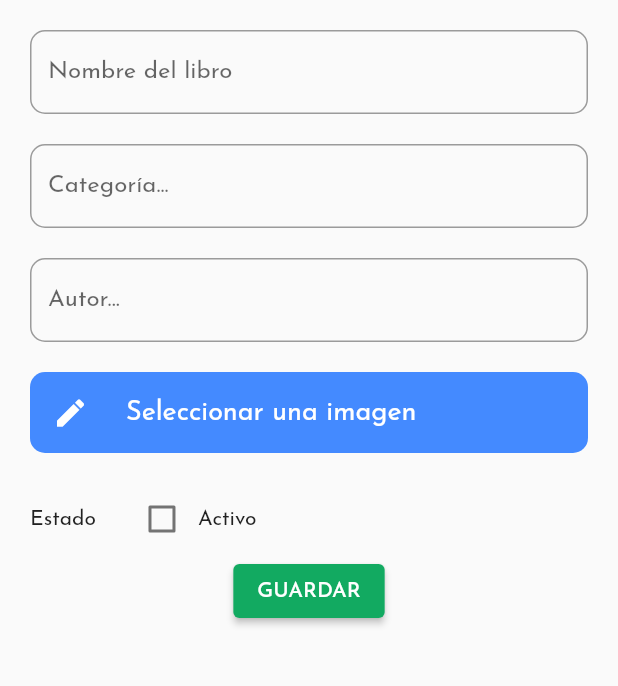
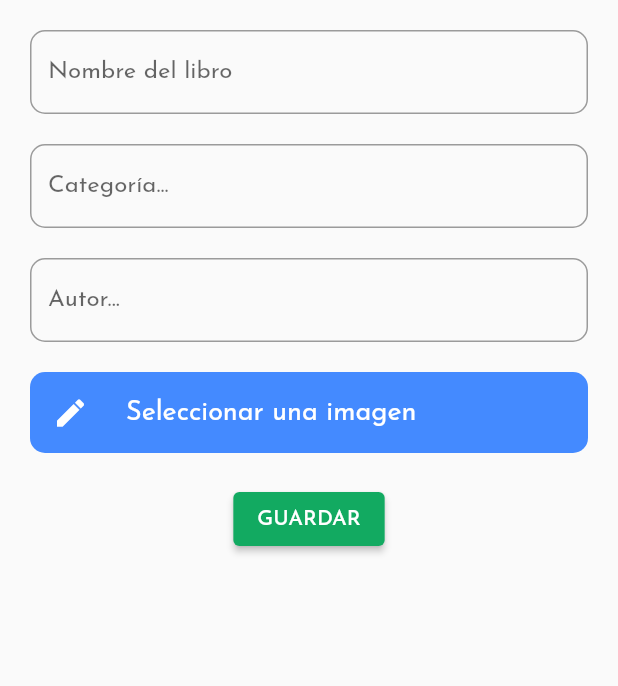
Before and after one commit to inmtlux/flutterapp, a Flutter app: the LibroFormScreen screen opened by its route, on a phone screen of 412 x 824 dp, the part 198-884 px from its top. Run offline on Flutter 3.47's test engine with Material 2 defaults, Android fonts, the phone set to English and light mode, and no system bars; our stand-ins replace animated_splash_screen, card_swiper, charts_flutter, dio, font_awesome_flutter, google_fonts and 1 more; network calls fail.

Commit message:
registro-form

```diff
--- a/flutterapp/lib/screens/libro_form_screen.dart
+++ b/flutterapp/lib/screens/libro_form_screen.dart
@@ -31,7 +31,6 @@ class _LibroFormScreen extends State<LibroFormScreen> {
   final txtImagen = TextEditingController();
   final txtCategoria = TextEditingController();
   final txtLibroId= TextEditingController();
-  bool? _estadoActivo = false;
   File? imagen;
   final picker = ImagePicker();
 
@@ -112,7 +111,7 @@ class _LibroFormScreen extends State<LibroFormScreen> {
       appBar: AppBar(
         title: Text('REGISTRO DE LIBROS'),backgroundColor: Colors.blueAccent,
       ),
-      body: Container(
+      body: SingleChildScrollView(
         padding: const EdgeInsets.all(20.0),
         child: Form(
           key: _formKey,
@@ -205,23 +204,7 @@ class _LibroFormScreen extends State<LibroFormScreen> {
             SizedBox(
               height: 20,
             ),
-            Row(
-              children: <Widget>[
-                Text('Estado'),
-                SizedBox(
-                  width: 20,
-                ),
-                Checkbox(
-                    value: _estadoActivo,
-                    onChanged: (value) {
-                      setState(() {
-                        _estadoActivo = value;
-                        print('_estadoActivo: ${_estadoActivo}');
-                      });
-                    }),
-                Text('Activo')
-              ],
-            ),
+
             Container(
               child: ElevatedButton(
                 child: const Text('GUARDAR'),
--- a/flutterapp/lib/screens/registro_libros_screen.dart
+++ b/flutterapp/lib/screens/registro_libros_screen.dart
@@ -6,6 +6,7 @@ import 'package:provider/provider.dart';
 import '../widgets/menu_lateral.dart';
 import 'package:card_swiper/card_swiper.dart';
 import '../search/libro_search_delegate.dart';
+import 'package:primera_prueba/screens/libro_update_form.dart';
 
 class RegistroScreen extends StatefulWidget {
   @override
@@ -166,7 +167,7 @@ class _cardLibros extends StatelessWidget {
                   color: Colors.blueAccent,
                 ),
                 onPressed: () {
-                  Navigator.pushNamed(context, 'libro_form_screen',
+                  Navigator.pushNamed(context, 'libro_form_update',
                       arguments: libro);
                 },
               ),
```
